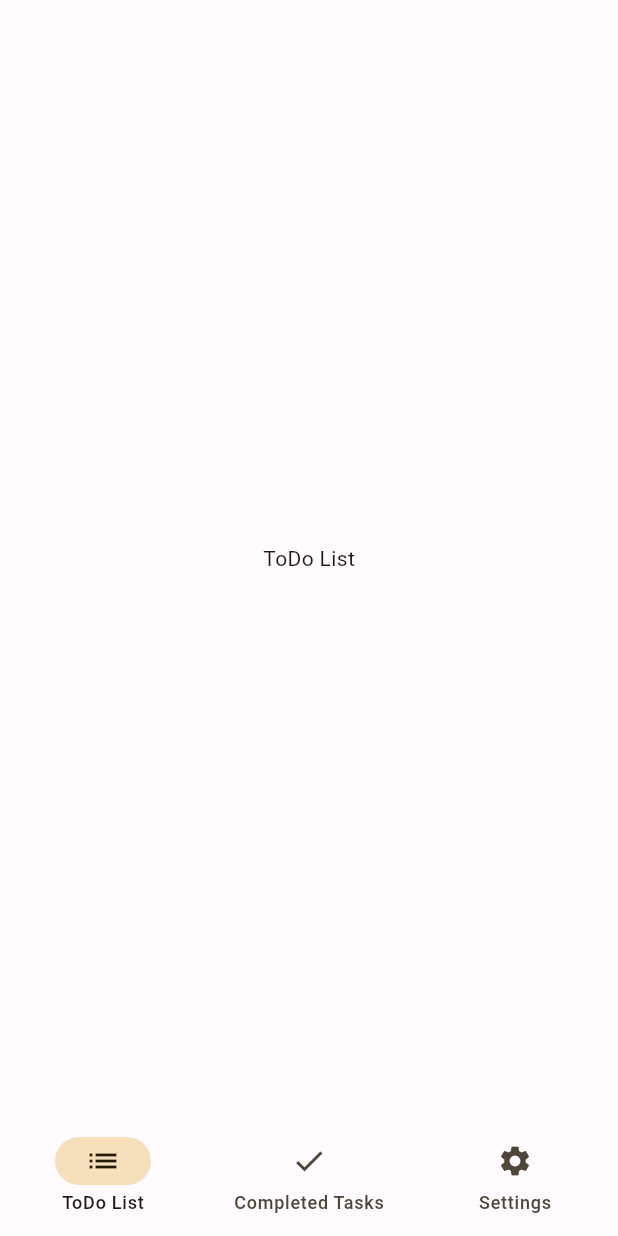
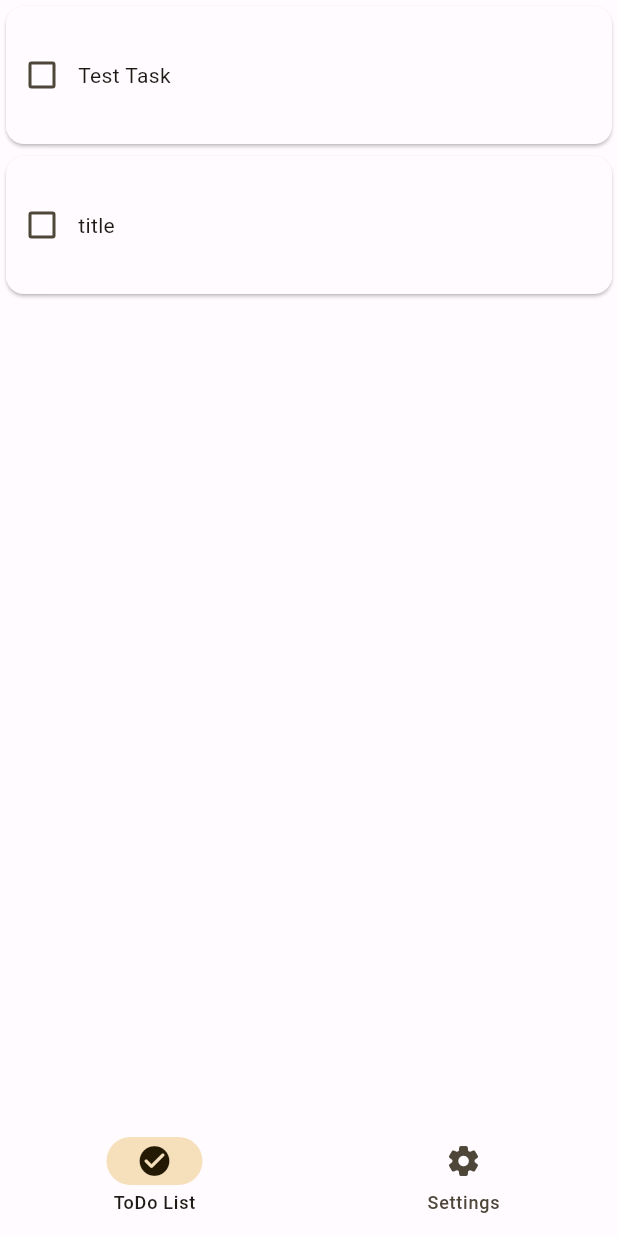
Before and after one commit to tedzards509/flutter_playground, a Flutter app: the screen it shows after launch, on a phone screen of 412 x 824 dp. Run offline on Flutter 3.47's test engine with Material 2 defaults, Android fonts, the phone set to English and light mode, and no system bars.

Commit message:
feat(to_do): added dummy task viewer + refactoring

```diff
--- a/to_do/lib/main.dart
+++ b/to_do/lib/main.dart
@@ -1,5 +1,6 @@
 import 'package:flutter/material.dart';
 import 'themes.dart';
+import 'modules/taskview.dart';
 
 void main() {
   runApp(const MyApp());
@@ -26,34 +27,32 @@ class MyApp extends StatelessWidget {
       themeMode: ThemeMode.system,
       debugShowCheckedModeBanner: false,
       themeAnimationDuration: const Duration(milliseconds: 500),
-      home: const MyHomePage(),
+      home: const MyNavigation(),
     );
   }
 }
 
-class MyHomePage extends StatefulWidget {
-  const MyHomePage({super.key, this.responsiveWidth = 600});
+class MyNavigation extends StatefulWidget {
+  const MyNavigation({super.key, this.responsiveThreshold = 600});
 
-  final num responsiveWidth;
+  final num responsiveThreshold;
 
   @override
-  State<MyHomePage> createState() => _MyHomePageState();
+  State<MyNavigation> createState() => _MyNavigationState();
 }
 
-class _MyHomePageState extends State<MyHomePage> {
+class _MyNavigationState extends State<MyNavigation> {
   int navigationIndex = 0;
 
-  final List<Widget> _screens = const [
+  final List<Widget> _screens = [
     // ToDo list
     Center(
-      child: Text('ToDo List'),
-    ),
-    // Completed tasks
-    Center(
-      child: Text('Completed Tasks'),
+      child: TaskList(
+        tasks: _testTaskList,
+      ),
     ),
     // Settings
-    Center(
+    const Center(
       child: Text('Settings'),
     ),
   ];
@@ -62,19 +61,15 @@ class _MyHomePageState extends State<MyHomePage> {
   Widget build(BuildContext context) {
     return Scaffold(
       bottomNavigationBar:
-          MediaQuery.of(context).size.width < widget.responsiveWidth
+          MediaQuery.of(context).size.width < widget.responsiveThreshold
               ? NavigationBar(
                   destinations: const [
                     NavigationDestination(
-                      icon: Icon(Icons.list),
+                      icon: Icon(Icons.check_circle_rounded),
                       label: 'ToDo List',
                     ),
                     NavigationDestination(
-                      icon: Icon(Icons.check),
-                      label: 'Completed Tasks',
-                    ),
-                    NavigationDestination(
-                      icon: Icon(Icons.settings),
+                      icon: Icon(Icons.settings_rounded),
                       label: 'Settings',
                     ),
                   ],
@@ -88,20 +83,16 @@ class _MyHomePageState extends State<MyHomePage> {
               : null,
       body: Row(
         children: [
-          MediaQuery.of(context).size.width < widget.responsiveWidth
+          MediaQuery.of(context).size.width < widget.responsiveThreshold
               ? Container()
               : NavigationRail(
                   destinations: const [
                     NavigationRailDestination(
-                      icon: Icon(Icons.list),
+                      icon: Icon(Icons.check_circle_rounded),
                       label: Text('ToDo List'),
                     ),
                     NavigationRailDestination(
-                      icon: Icon(Icons.check),
-                      label: Text('Completed Tasks'),
-                    ),
-                    NavigationRailDestination(
-                      icon: Icon(Icons.settings),
+                      icon: Icon(Icons.settings_rounded),
                       label: Text('Settings'),
                     ),
                   ],
@@ -120,3 +111,8 @@ class _MyHomePageState extends State<MyHomePage> {
     );
   }
 }
+
+List<Task> _testTaskList = [
+  Task(title: 'Test Task', id: 0),
+  Task(title: "title", id: 1),
+];
--- /dev/null
+++ b/to_do/lib/modules/taskview.dart
@@ -0,0 +1,64 @@
+import 'package:flutter/material.dart';
+
+class TaskCard extends StatefulWidget {
+  const TaskCard({super.key, required this.task});
+
+  final Task task;
+
+  @override
+  State<TaskCard> createState() => _TaskCardState();
+}
+
+class _TaskCardState extends State<TaskCard> {
+  @override
+  Widget build(BuildContext context) {
+    return SizedBox(
+      height: 100,
+      child: Card(
+        child: Row(
+          children: [
+            Checkbox(
+              value: widget.task.completed,
+              onChanged: (value) {
+                setState(() {
+                  widget.task.completed = value!;
+                });
+              },
+            ),
+            Text(widget.task.title),
+          ],
+        ),
+      ),
+    );
+  }
+}
+
+class TaskList extends StatefulWidget {
+  const TaskList({super.key, required this.tasks});
+
+  final List<Task> tasks;
+
+  @override
+  State<TaskList> createState() => _TaskListState();
+}
+
+class _TaskListState extends State<TaskList> {
+  @override
+  Widget build(BuildContext context) {
+    return ListView.builder(
+      itemCount: widget.tasks.length,
+      itemBuilder: (context, index) {
+        return TaskCard(task: widget.tasks[index]);
+      },
+    );
+  }
+}
+
+class Task {
+  Task({required this.title, required this.id});
+
+  final String title;
+  final int id;
+
+  bool completed = false;
+}
```
